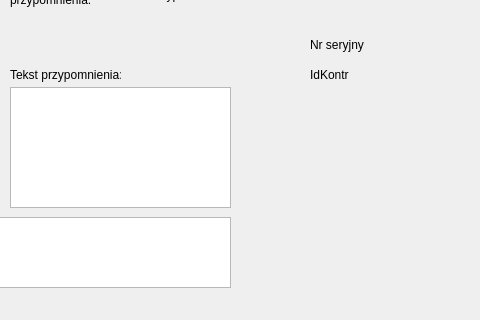
This is Kontrahent/kontrahentinfododajwpis.ui in Astropl/OptiBase as Qt 5 draws it before an edit; both pictures show x 320 to 800 and y 103 to 423 of the 800 by 600 pixel window. The edited form follows.
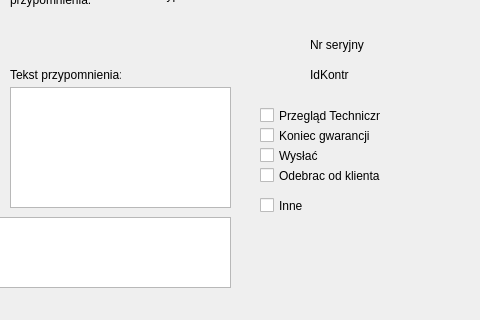
This is the edited form.

The edit to the form file:
```diff
--- a/Kontrahent/kontrahentinfododajwpis.ui
+++ b/Kontrahent/kontrahentinfododajwpis.ui
@@ -467,6 +467,71 @@
      <string>TextLabel</string>
     </property>
    </widget>
+   <widget class="QCheckBox" name="checkBox_2">
+    <property name="geometry">
+     <rect>
+      <x>580</x>
+      <y>210</y>
+      <width>121</width>
+      <height>17</height>
+     </rect>
+    </property>
+    <property name="text">
+     <string>Przegląd Techniczny</string>
+    </property>
+   </widget>
+   <widget class="QCheckBox" name="checkBox_3">
+    <property name="geometry">
+     <rect>
+      <x>580</x>
+      <y>300</y>
+      <width>70</width>
+      <height>17</height>
+     </rect>
+    </property>
+    <property name="text">
+     <string>Inne</string>
+    </property>
+   </widget>
+   <widget class="QCheckBox" name="checkBox_4">
+    <property name="geometry">
+     <rect>
+      <x>580</x>
+      <y>230</y>
+      <width>141</width>
+      <height>17</height>
+     </rect>
+    </property>
+    <property name="text">
+     <string>Koniec gwarancji</string>
+    </property>
+   </widget>
+   <widget class="QCheckBox" name="checkBox_5">
+    <property name="geometry">
+     <rect>
+      <x>580</x>
+      <y>250</y>
+      <width>70</width>
+      <height>17</height>
+     </rect>
+    </property>
+    <property name="text">
+     <string>Wysłać</string>
+    </property>
+   </widget>
+   <widget class="QCheckBox" name="checkBox_6">
+    <property name="geometry">
+     <rect>
+      <x>580</x>
+      <y>270</y>
+      <width>121</width>
+      <height>17</height>
+     </rect>
+    </property>
+    <property name="text">
+     <string>Odebrac od klienta</string>
+    </property>
+   </widget>
    <zorder>label_9</zorder>
    <zorder>label_13</zorder>
    <zorder>label</zorder>
```
Left out of the diff: 5 changed lines with no effect on the pictures.
